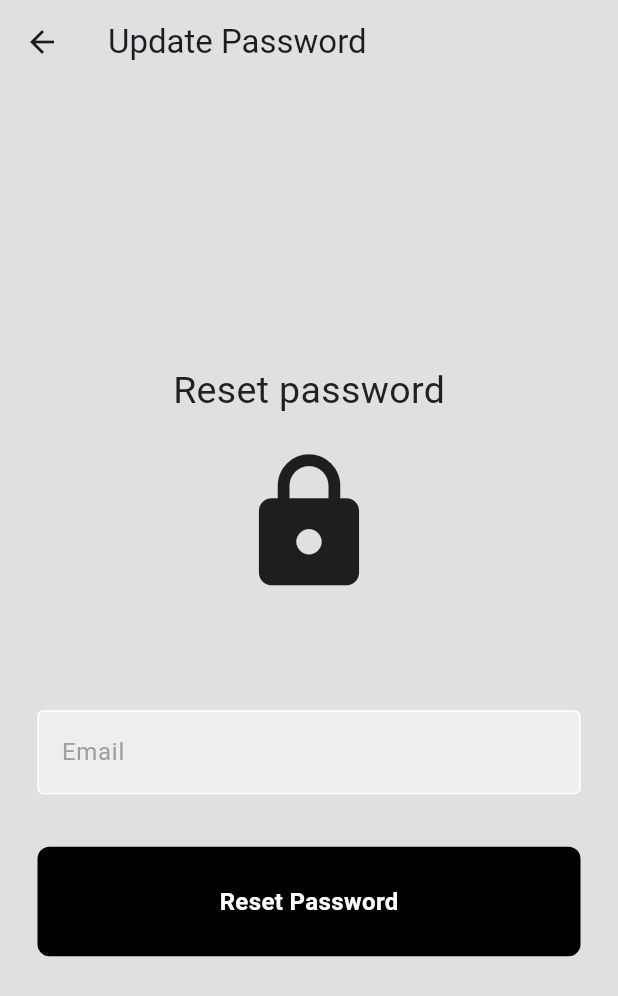
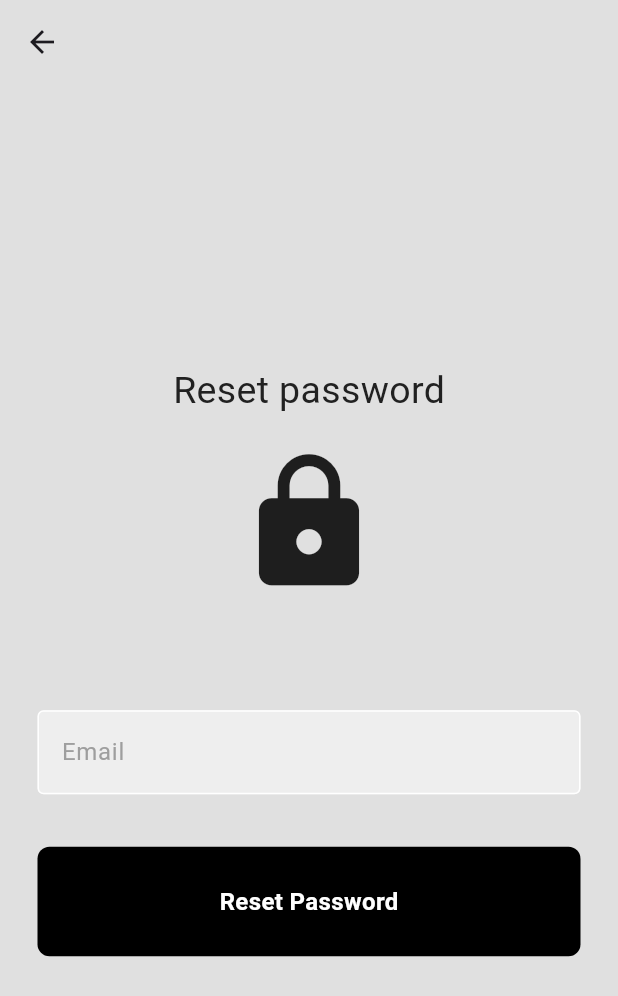
Before and after one commit to ArsalanChang/Firebase-Based-Flutter-Authentication-App, a Flutter app: the ResetPasswordScreen screen opened directly, on a phone screen of 412 x 824 dp. Shown: the top 996 px of the screen. Run offline on Flutter 3.47's test engine with Material 3 defaults, Android fonts, the phone set to English and light mode, and no system bars; our stand-ins replace firebase_auth, firebase_core; accounts and stored records are empty.

Commit message:
Update reset_password_screen.dart

```diff
--- a/lib/presentation/pages/reset_password_screen.dart
+++ b/lib/presentation/pages/reset_password_screen.dart
@@ -30,7 +30,6 @@ class ResetPasswordScreen extends StatelessWidget {
 
     return Scaffold(
       appBar: AppBar(
-        title: Text('Update Password'),
         backgroundColor: Colors.grey[300],
         leading: IconButton(
           icon: Icon(Icons.arrow_back),
```
